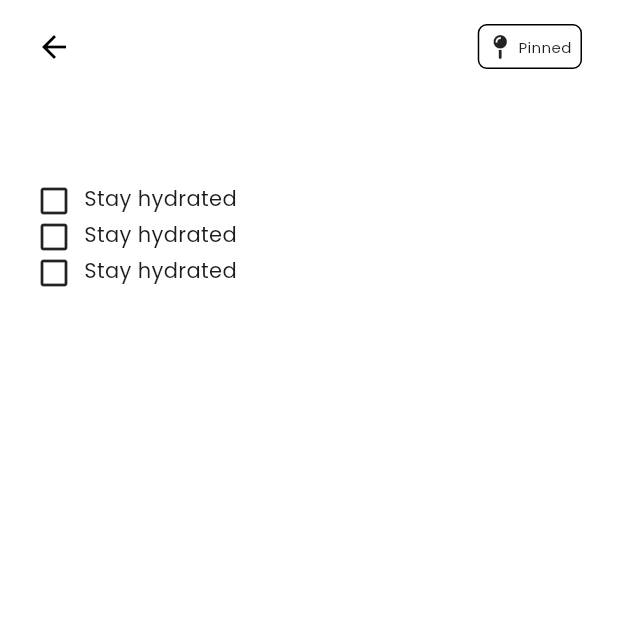
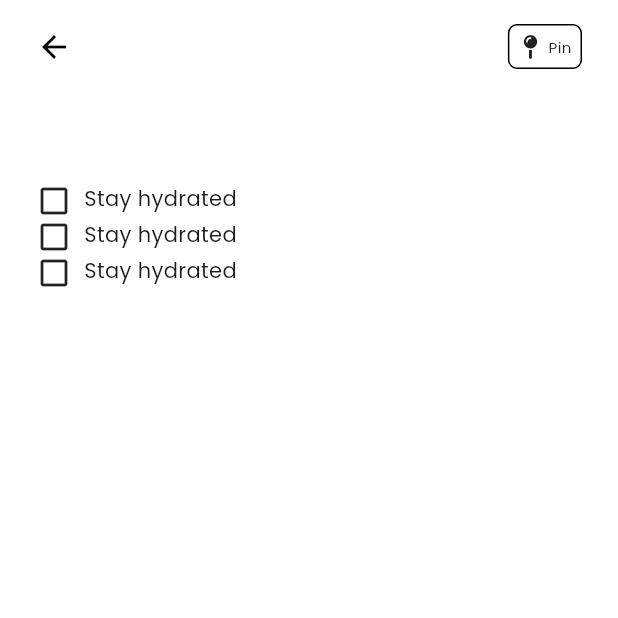
Before and after one commit to mahmoudmohamed17/dooit, a Flutter app: the CategoryDetailsView screen opened directly with empty values, on a phone screen of 412 x 824 dp, the top half of it. Run offline on Flutter 3.47's test engine with Material 3 defaults, Android fonts, the phone set to English and light mode, and no system bars; our stand-ins replace another_flushbar, bloc, drift, drift_flutter, flutter_bloc, flutter_slidable and 3 more; accounts and stored records are empty; generated files the repository leaves out were written again.

Commit message:
some fixes with pin widget

```diff
--- a/lib/features/category_details/presentation/widgets/category_details_app_bar.dart
+++ b/lib/features/category_details/presentation/widgets/category_details_app_bar.dart
@@ -1,15 +1,22 @@
 import 'package:flutter/material.dart';
+import 'package:flutter_bloc/flutter_bloc.dart';
 import 'package:to_do_list_app/core/extensions/navigation_context.dart';
+import 'package:to_do_list_app/core/services/app_database.dart';
 import 'package:to_do_list_app/core/utils/app_colors.dart';
 import 'package:to_do_list_app/features/category_details/presentation/widgets/pin_widget.dart';
+import 'package:to_do_list_app/features/home/presentation/home_cubit/home_cubit.dart';
 
 class CategoryDetailsAppBar extends StatelessWidget {
   const CategoryDetailsAppBar({
     super.key,
+    required this.category,
   });
+  final CategoriesTableData category;
 
   @override
   Widget build(BuildContext context) {
+    return BlocBuilder<HomeCubit, HomeState>(
+      builder: (context, state) {
         return Row(
           mainAxisAlignment: MainAxisAlignment.spaceBetween,
           children: [
@@ -22,8 +29,17 @@ class CategoryDetailsAppBar extends StatelessWidget {
                 color: AppColors.primaryColor,
               ),
             ),
-        const PinWidget(),
+            PinWidget(
+              isPinned: category.isPinned,
+              onTap: (value) {
+                context
+                    .read<HomeCubit>()
+                    .updateCategory(category.id, isPinned: value);
+              },
+            ),
           ],
+        );
+      },
     );
   }
 }
--- a/lib/features/category_details/presentation/widgets/category_details_view_body.dart
+++ b/lib/features/category_details/presentation/widgets/category_details_view_body.dart
@@ -19,7 +19,7 @@ class CategoryDetailsViewBody extends StatelessWidget {
           crossAxisAlignment: CrossAxisAlignment.start,
           children: [
             verticalSpace(16),
-            const CategoryDetailsAppBar(),
+            CategoryDetailsAppBar(category: categoryWithTasks.category,),
             verticalSpace(24),
             Text(
               categoryWithTasks.category.title,
--- a/lib/features/category_details/presentation/widgets/pin_widget.dart
+++ b/lib/features/category_details/presentation/widgets/pin_widget.dart
@@ -4,13 +4,27 @@ import 'package:to_do_list_app/constants.dart';
 import 'package:to_do_list_app/core/utils/app_colors.dart';
 import 'package:to_do_list_app/core/utils/app_styles.dart';
 
-class PinWidget extends StatelessWidget {
-  const PinWidget({super.key});
+class PinWidget extends StatefulWidget {
+  const PinWidget({super.key, required this.onTap, required this.isPinned});
+  final Function(bool) onTap;
+  final bool isPinned;
 
   @override
+  State<PinWidget> createState() => _PinWidgetState();
+}
+
+class _PinWidgetState extends State<PinWidget> {
+  bool isActive = false;
+  @override
   Widget build(BuildContext context) {
+    isActive = widget.isPinned;
     return GestureDetector(
-
+      onTap: () {
+        setState(() {
+          isActive = !isActive;
+        });
+        widget.onTap.call(isActive);
+      },
       child: AnimatedContainer(
         duration: const Duration(milliseconds: 350),
         decoration: ShapeDecoration(
@@ -18,17 +32,18 @@ class PinWidget extends StatelessWidget {
               borderRadius: BorderRadius.circular(labelRadius),
               side: const BorderSide(color: AppColors.primaryColor),
             ),
-            color: AppColors.secondaryColor),
+            color:
+                isActive ? AppColors.primaryColor : AppColors.secondaryColor),
         padding: const EdgeInsets.all(6),
-        child: const Row(
+        child: Row(
           spacing: 4,
           children: [
-            Icon(
+            const Icon(
               FontAwesomeIcons.mapPin,
               size: 16,
             ),
             Text(
-              'Pinned',
+              isActive ? 'Pinned' : 'Pin',
               style: AppStyles.medium10,
             )
           ],
--- a/lib/features/home/presentation/widgets/category_item.dart
+++ b/lib/features/home/presentation/widgets/category_item.dart
@@ -17,7 +17,7 @@ class CategoryItem extends StatelessWidget {
   Widget build(BuildContext context) {
     return GestureDetector(
       onTap: () {
-        context.pushNamed(CategoryDetailsView.id,);
+        context.pushNamed(CategoryDetailsView.id, arguments: categoryWithTasks);
       },
       child: Container(
         decoration: BoxDecoration(
--- a/lib/main.dart
+++ b/lib/main.dart
@@ -4,10 +4,12 @@ import 'package:to_do_list_app/core/utils/routes.dart';
 import 'package:to_do_list_app/core/utils/shared_prefs.dart';
 import 'package:flutter_bloc/flutter_bloc.dart';
 import 'package:to_do_list_app/features/home/presentation/home_cubit/home_cubit.dart';
+import 'package:to_do_list_app/my_bloc_observer.dart';
 
 void main() async {
   WidgetsFlutterBinding.ensureInitialized();
   await SharedPrefs.init();
+  Bloc.observer = MyBlocObserver();
   await Future.delayed(const Duration(seconds: 2), () {
     runApp(const MyApp());
   });
```
Also changed, not shown: lib/my_bloc_observer.dart (added, +28 -0 lines). Lines whose indentation alone changed are shown as unchanged.
